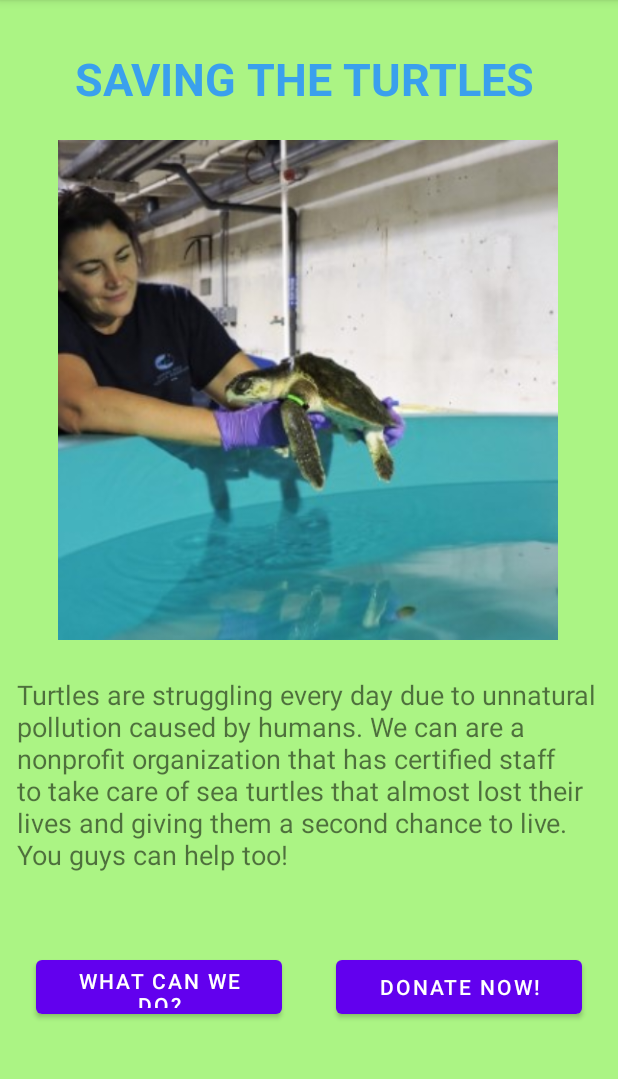
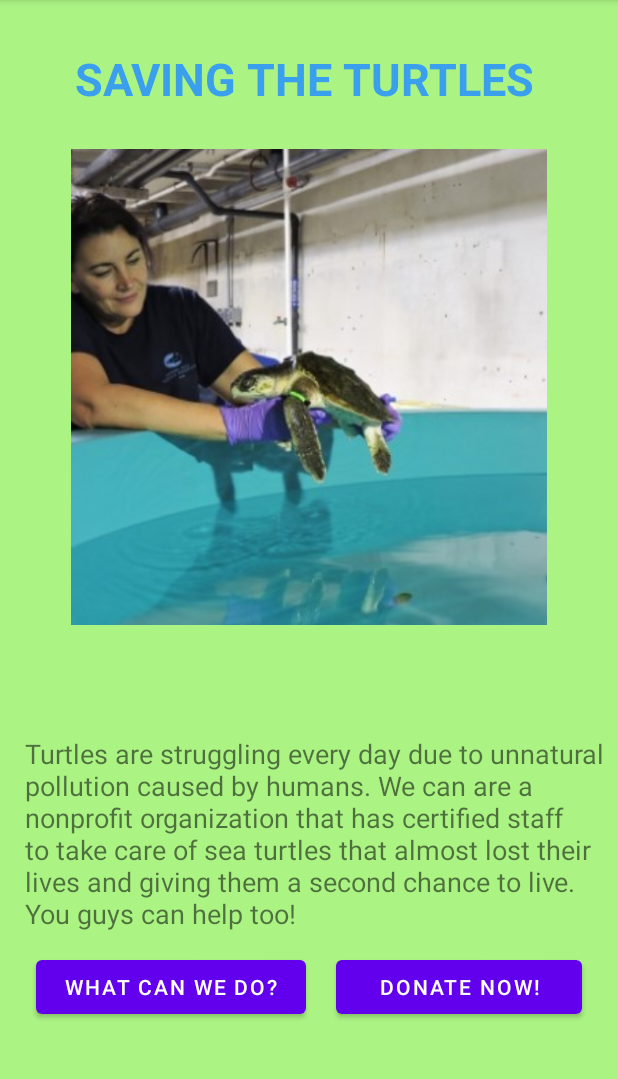
Before and after one commit to SakuretsuKumare/TheFinalTurtle2, an Android app: the screen it shows after launch (MainActivity), on a phone screen of 412 x 824 dp, the part 84-1163 px from its top. Run offline under Robolectric (Android 15) with nearby library versions, the phone set to English and light mode, and no system bars.

Commit message:
Fixed picture issue; Added page connection

```diff
--- a/app/src/main/AndroidManifest.xml
+++ b/app/src/main/AndroidManifest.xml
@@ -9,8 +9,10 @@
         android:roundIcon="@mipmap/ic_launcher_round"
         android:supportsRtl="true"
         android:theme="@style/Theme.FinalProjectTurtles">
-        <activity android:name=".DonateMoneyActivity"></activity>
+        <activity android:name=".SecondPage" android:parentActivityName=".MainActivity"></activity>
+        <activity android:name=".DonateMoneyActivity" android:parentActivityName=".MainActivity"></activity>
         <activity android:name=".MainActivity">
+
             <intent-filter>
                 <action android:name="android.intent.action.MAIN" />
 
--- a/app/src/main/res/layout/activity_main.xml
+++ b/app/src/main/res/layout/activity_main.xml
@@ -13,6 +13,7 @@
         android:layout_height="48dp"
         android:layout_marginEnd="24dp"
         android:layout_marginBottom="86dp"
+        android:onClick="sendDonation"
         android:text="@string/button2"
         app:layout_constraintBottom_toBottomOf="parent"
         app:layout_constraintEnd_toEndOf="parent" />
@@ -31,36 +32,38 @@
         app:layout_constraintStart_toStartOf="parent"
         app:layout_constraintTop_toTopOf="parent" />
 
-    <ImageView
-        android:id="@+id/imageView2"
-        android:layout_width="410dp"
-        android:layout_height="333dp"
-        android:layout_marginTop="16dp"
-        app:layout_constraintEnd_toEndOf="parent"
-        app:layout_constraintHorizontal_bias="0.0"
-        app:layout_constraintStart_toStartOf="parent"
-        app:layout_constraintTop_toBottomOf="@+id/textView4"
-        app:srcCompat="@drawable/turtlehelper" />
-
     <TextView
         android:id="@+id/textView5"
         android:layout_width="388dp"
         android:layout_height="134dp"
-        android:layout_marginTop="24dp"
+        android:layout_marginBottom="144dp"
         android:text="@string/summary"
         android:textSize="18sp"
+        app:layout_constraintBottom_toBottomOf="parent"
         app:layout_constraintEnd_toEndOf="parent"
-        app:layout_constraintHorizontal_bias="0.478"
-        app:layout_constraintStart_toStartOf="parent"
-        app:layout_constraintTop_toBottomOf="@+id/imageView2" />
+        app:layout_constraintHorizontal_bias="0.695"
+        app:layout_constraintStart_toStartOf="parent" />
 
     <Button
         android:id="@+id/button"
-        android:layout_width="164dp"
+        android:layout_width="180dp"
         android:layout_height="48dp"
         android:layout_marginStart="24dp"
         android:layout_marginBottom="86dp"
+        android:onClick="sendSecond"
         android:text="@string/button1"
         app:layout_constraintBottom_toBottomOf="parent"
         app:layout_constraintStart_toStartOf="parent" />
+
+    <ImageView
+        android:id="@+id/imageView2"
+        android:layout_width="341dp"
+        android:layout_height="317dp"
+        android:layout_marginTop="11dp"
+        app:layout_constraintBottom_toTopOf="@+id/textView5"
+        app:layout_constraintEnd_toEndOf="parent"
+        app:layout_constraintStart_toStartOf="parent"
+        app:layout_constraintTop_toBottomOf="@+id/textView4"
+        app:layout_constraintVertical_bias="0.125"
+        app:srcCompat="@drawable/turtlehelper" />
 </androidx.constraintlayout.widget.ConstraintLayout>
--- a/app/src/main/res/layout/activity_second_page.xml
+++ b/app/src/main/res/layout/activity_second_page.xml
@@ -51,7 +51,7 @@
         android:id="@+id/imageView3"
         android:layout_width="267dp"
         android:layout_height="146dp"
-        android:onClick="@string/turtleLink"
+        android:onClick="sendHelpSite"
         app:layout_constraintBottom_toBottomOf="parent"
         app:layout_constraintEnd_toEndOf="parent"
         app:layout_constraintHorizontal_bias="0.687"
--- a/app/src/main/res/mipmap-anydpi-v26/turtlehelper.xml
+++ b/app/src/main/res/mipmap-anydpi-v26/turtlehelper.xml
@@ -1,5 +1,5 @@
 <?xml version="1.0" encoding="utf-8"?>
 <adaptive-icon xmlns:android="http://schemas.android.com/apk/res/android">
-    <background android:drawable="@drawable/turtlehelper_background"/>
+
     <foreground android:drawable="@mipmap/turtlehelper_foreground"/>
 </adaptive-icon>
--- a/app/src/main/res/mipmap-anydpi-v26/turtlehelper_round.xml
+++ b/app/src/main/res/mipmap-anydpi-v26/turtlehelper_round.xml
@@ -1,5 +1,4 @@
 <?xml version="1.0" encoding="utf-8"?>
 <adaptive-icon xmlns:android="http://schemas.android.com/apk/res/android">
-    <background android:drawable="@drawable/turtlehelper_background"/>
-    <foreground android:drawable="@mipmap/turtlehelper_foreground"/>
+    <background android:drawable="@drawable/turtlehelper"/>
 </adaptive-icon>
--- a/app/src/main/res/values/strings.xml
+++ b/app/src/main/res/values/strings.xml
@@ -3,7 +3,6 @@
     <string name="title2ndPage">What We Can Do</string>
     <string name="flavor2ndPage">Participate in coastal clean-ups and reduce plastic use to keep our beaches and ocean clean. Trash in the ocean can harm sea turtles and other creatures that live there.</string>
     <string name="turtleButton">Click me to learn more online:</string>
-    <string name="turtleLink">www.fisheries.noaa.gov/feature-story/what-can-you-do-save-sea-turtles</string>
     <string name="summary">Turtles are struggling every day due to unnatural pollution caused by humans. We can are a nonprofit organization that has certified staff to take care of sea turtles that almost lost their lives and giving them a second chance to live. You guys can help too!</string>
     <string name="button1">What Can We Do?</string>
     <string name="button2">Donate Now!</string>
@@ -16,5 +15,9 @@
     <string name="year_text">Year</string>
     <string name="security_text">Security Code</string>
     <string name="pay_now_button">PAY NOW</string>
+    <string name="first_fragment_label">First Fragment</string>
+    <string name="second_fragment_label">Second Fragment</string>
+    <string name="next">Next</string>
+    <string name="previous">Previous</string>
 
 </resources>
```
Also changed, not shown: app/src/main/java/fsu/csc3560/sg/finalprojectturtles/MainActivity.java (+21 -0 lines), app/src/main/java/fsu/csc3560/sg/finalprojectturtles/SecondPage.java (added, +14 -0 lines).
